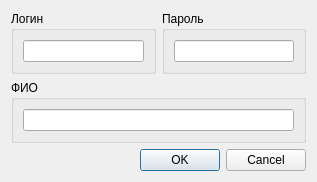
First picture: the form in Admin/MainManager/usersWidget/cuserdialog.ui, repository Demonist/TCS, before the edit.
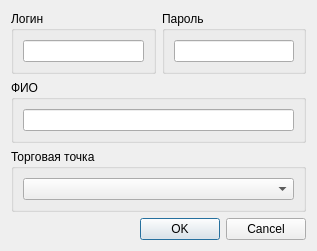
Second picture: the form after the edit.

```diff
--- a/Admin/MainManager/usersWidget/cuserdialog.ui
+++ b/Admin/MainManager/usersWidget/cuserdialog.ui
@@ -7,7 +7,7 @@
     <x>0</x>
     <y>0</y>
     <width>317</width>
-    <height>163</height>
+    <height>220</height>
    </rect>
   </property>
   <property name="windowTitle">
@@ -38,19 +38,7 @@
      </layout>
     </widget>
    </item>
-   <item row="1" column="0" colspan="2">
-    <widget class="QGroupBox" name="groupBox_3">
-     <property name="title">
-      <string>ФИО</string>
-     </property>
-     <layout class="QGridLayout" name="gridLayout_3">
-      <item row="0" column="0">
-       <widget class="QLineEdit" name="leName"/>
-      </item>
-     </layout>
-    </widget>
-   </item>
-   <item row="2" column="0" colspan="2">
+   <item row="4" column="0" colspan="2">
     <layout class="QHBoxLayout" name="horizontalLayout">
      <item>
       <spacer name="horizontalSpacer">
@@ -74,6 +62,40 @@
      </item>
     </layout>
    </item>
+   <item row="2" column="0" rowspan="2" colspan="2">
+    <widget class="QGroupBox" name="groupBox_4">
+     <property name="title">
+      <string>Торговая точка</string>
+     </property>
+     <layout class="QGridLayout" name="gridLayout_5">
+      <item row="0" column="0">
+       <widget class="QComboBox" name="cbxMarkets">
+        <property name="enabled">
+         <bool>true</bool>
+        </property>
+        <property name="editable">
+         <bool>false</bool>
+        </property>
+        <property name="currentIndex">
+         <number>-1</number>
+        </property>
+       </widget>
+      </item>
+     </layout>
+    </widget>
+   </item>
+   <item row="1" column="0" colspan="2">
+    <widget class="QGroupBox" name="groupBox_3">
+     <property name="title">
+      <string>ФИО</string>
+     </property>
+     <layout class="QGridLayout" name="gridLayout_3">
+      <item row="0" column="0">
+       <widget class="QLineEdit" name="leName"/>
+      </item>
+     </layout>
+    </widget>
+   </item>
   </layout>
  </widget>
  <resources/>
```
